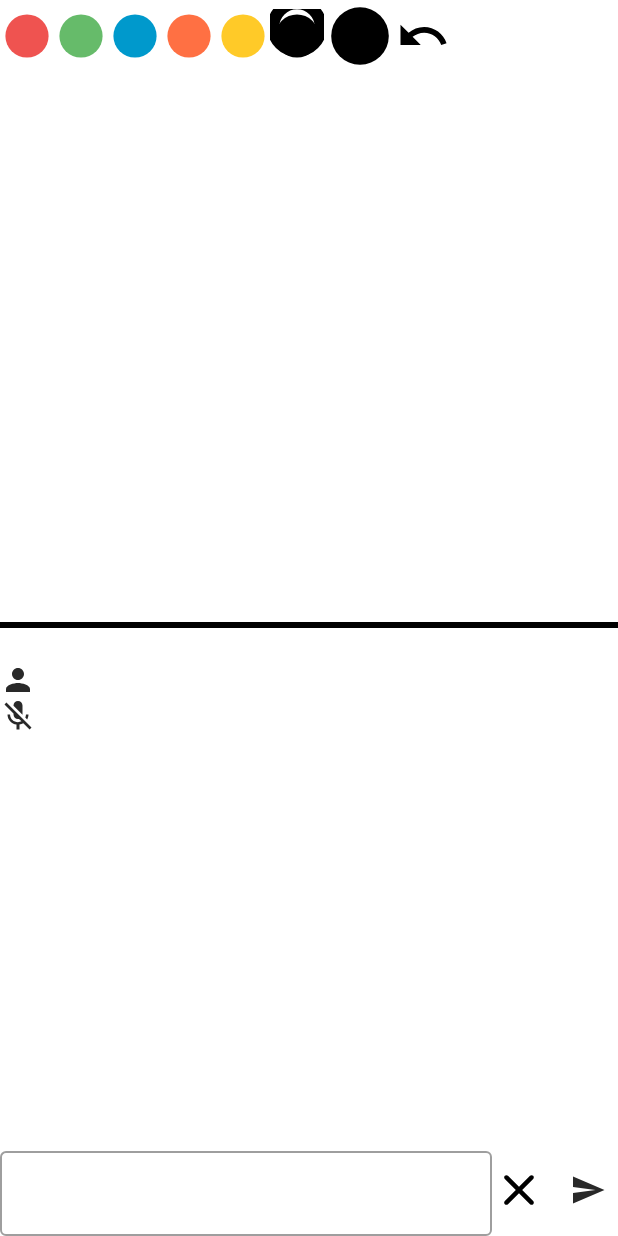
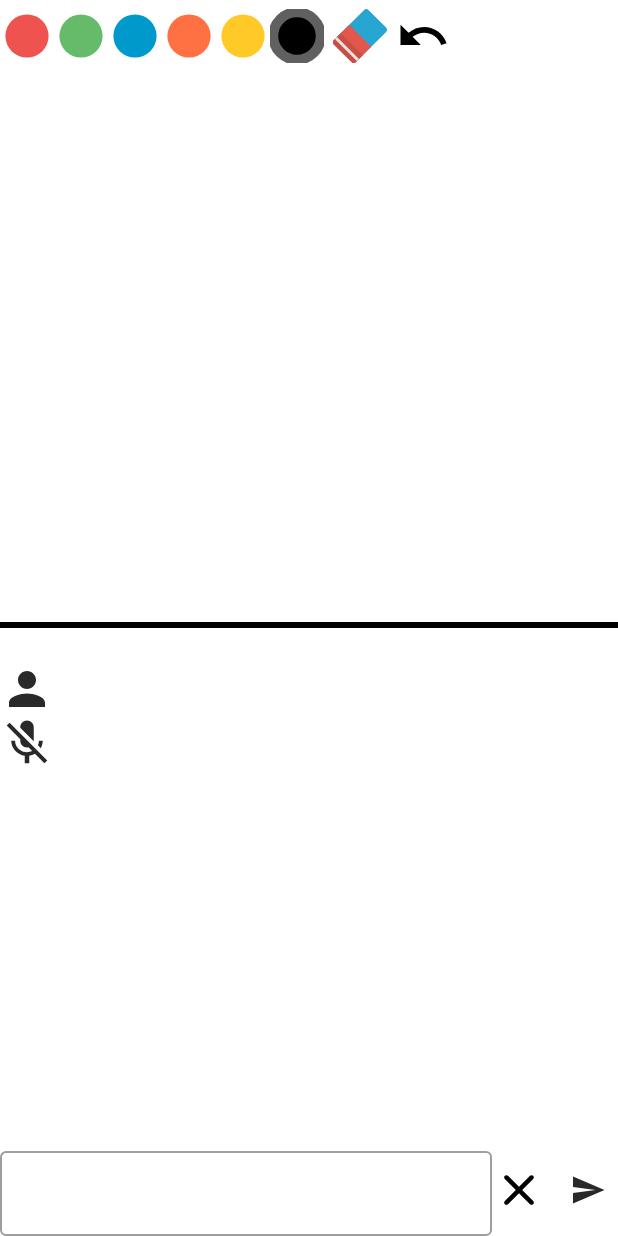
Before and after one commit to patthhar/sketchaholic-android, an Android app: the DrawingActivity screen opened directly, with no data from a screen before it, on a phone screen of 412 x 824 dp. Run offline under Robolectric (Android 15) with nearby library versions, the phone set to English and light mode, and no system bars; our stand-ins replace Dagger/Hilt's generated code.

Commit message:
Minor ui improvements to DrawingView

```diff
--- a/app/src/main/java/me/darthwithap/android/sketchaholic/ui/drawing/DrawingActivity.kt
+++ b/app/src/main/java/me/darthwithap/android/sketchaholic/ui/drawing/DrawingActivity.kt
@@ -10,6 +10,7 @@ import kotlinx.coroutines.flow.collectLatest
 import me.darthwithap.android.sketchaholic.R
 import me.darthwithap.android.sketchaholic.databinding.ActivityDrawingBinding
 import me.darthwithap.android.sketchaholic.util.Constants
+import me.darthwithap.android.sketchaholic.util.Constants.ERASER_THICKNESS
 
 @AndroidEntryPoint
 class DrawingActivity : AppCompatActivity() {
@@ -43,7 +44,7 @@ class DrawingActivity : AppCompatActivity() {
           R.id.rb_red -> selectColor(getMyColor(R.color.red))
           R.id.rb_yellow -> selectColor(getMyColor(R.color.yellow))
           R.id.rb_orange -> selectColor(getMyColor(R.color.orange))
-          R.id.rb_eraser -> selectColor(getMyColor(R.color.white), 44f)
+          R.id.rb_eraser -> selectColor(getMyColor(R.color.white), ERASER_THICKNESS)
         }
       }
     }
--- a/app/src/main/java/me/darthwithap/android/sketchaholic/ui/views/ColorRadioButton.kt
+++ b/app/src/main/java/me/darthwithap/android/sketchaholic/ui/views/ColorRadioButton.kt
@@ -30,12 +30,12 @@ class ColorRadioButton @JvmOverloads constructor(
       }
       buttonPaint.apply {
         color = buttonColor
-        style = Paint.Style.FILL_AND_STROKE
+        style = Paint.Style.FILL
       }
       selectionPaint.apply {
-        color = Color.BLACK
+        color = context.resources.getColor(R.color.selection_black)
         style = Paint.Style.STROKE
-        strokeWidth = 12f
+        strokeWidth = 10f
       }
     }
   }
@@ -51,7 +51,7 @@ class ColorRadioButton @JvmOverloads constructor(
     super.onDraw(canvas)
     canvas?.drawCircle(viewWidth / 2f, viewHeight / 2f, radius, buttonPaint)
     if (isChecked) {
-      canvas?.drawCircle(viewWidth / 2f, viewHeight / 3f, radius * 1.1f, selectionPaint)
+      canvas?.drawCircle(viewWidth / 2f, viewHeight / 2f, radius * 1.1f, selectionPaint)
     }
   }
 }
--- a/app/src/main/java/me/darthwithap/android/sketchaholic/util/Constants.kt
+++ b/app/src/main/java/me/darthwithap/android/sketchaholic/util/Constants.kt
@@ -10,6 +10,8 @@ object Constants {
   const val MIN_ROOM_NAME_LENGTH = 4
   const val MAX_ROOM_NAME_LENGTH = 16
 
+  const val ERASER_THICKNESS = 50f
+
   const val KEY_ARG_USERNAME = "username"
   const val KEY_ARG_ROOM_NAME = "roomName"
   const val KEY_CLIENT_ID = "clientId"
--- a/app/src/main/res/drawable/ic_eraser_checked.xml
+++ b/app/src/main/res/drawable/ic_eraser_checked.xml
@@ -6,7 +6,7 @@
   <path
     android:fillColor="#26a6d1"
     android:pathData="M191.18,12.13l91.68,91.69a15.83,15.83 0,0 1,0 22.38L126.19,282.86a15.81,15.81 0,0 1,-22.38 0L12.13,191.18a15.84,15.84 0,0 1,0 -22.38L168.79,12.13A15.86,15.86 0,0 1,191.18 12.13Z"
-    android:strokeWidth="15"
+    android:strokeWidth="18"
     android:strokeColor="#000" />
   <path
     android:fillColor="#e2574c"
--- a/app/src/main/res/drawable/ic_mic_off.xml
+++ b/app/src/main/res/drawable/ic_mic_off.xml
@@ -1,5 +1,10 @@
-<vector android:height="24dp" android:tint="#292929"
-    android:viewportHeight="24" android:viewportWidth="24"
-    android:width="24dp" xmlns:android="http://schemas.android.com/apk/res/android">
-    <path android:fillColor="@android:color/white" android:pathData="M19,11h-1.7c0,0.74 -0.16,1.43 -0.43,2.05l1.23,1.23c0.56,-0.98 0.9,-2.09 0.9,-3.28zM14.98,11.17c0,-0.06 0.02,-0.11 0.02,-0.17L15,5c0,-1.66 -1.34,-3 -3,-3S9,3.34 9,5v0.18l5.98,5.99zM4.27,3L3,4.27l6.01,6.01L9.01,11c0,1.66 1.33,3 2.99,3 0.22,0 0.44,-0.03 0.65,-0.08l1.66,1.66c-0.71,0.33 -1.5,0.52 -2.31,0.52 -2.76,0 -5.3,-2.1 -5.3,-5.1L5,11c0,3.41 2.72,6.23 6,6.72L11,21h2v-3.28c0.91,-0.13 1.77,-0.45 2.54,-0.9L19.73,21 21,19.73 4.27,3z"/>
+<vector xmlns:android="http://schemas.android.com/apk/res/android"
+  android:width="36dp"
+  android:height="36dp"
+  android:tint="#292929"
+  android:viewportWidth="24"
+  android:viewportHeight="24">
+  <path
+    android:fillColor="@android:color/white"
+    android:pathData="M19,11h-1.7c0,0.74 -0.16,1.43 -0.43,2.05l1.23,1.23c0.56,-0.98 0.9,-2.09 0.9,-3.28zM14.98,11.17c0,-0.06 0.02,-0.11 0.02,-0.17L15,5c0,-1.66 -1.34,-3 -3,-3S9,3.34 9,5v0.18l5.98,5.99zM4.27,3L3,4.27l6.01,6.01L9.01,11c0,1.66 1.33,3 2.99,3 0.22,0 0.44,-0.03 0.65,-0.08l1.66,1.66c-0.71,0.33 -1.5,0.52 -2.31,0.52 -2.76,0 -5.3,-2.1 -5.3,-5.1L5,11c0,3.41 2.72,6.23 6,6.72L11,21h2v-3.28c0.91,-0.13 1.77,-0.45 2.54,-0.9L19.73,21 21,19.73 4.27,3z" />
 </vector>
--- a/app/src/main/res/drawable/ic_person.xml
+++ b/app/src/main/res/drawable/ic_person.xml
@@ -1,5 +1,10 @@
-<vector android:height="24dp" android:tint="#292929"
-    android:viewportHeight="24" android:viewportWidth="24"
-    android:width="24dp" xmlns:android="http://schemas.android.com/apk/res/android">
-    <path android:fillColor="@android:color/white" android:pathData="M12,12c2.21,0 4,-1.79 4,-4s-1.79,-4 -4,-4 -4,1.79 -4,4 1.79,4 4,4zM12,14c-2.67,0 -8,1.34 -8,4v2h16v-2c0,-2.66 -5.33,-4 -8,-4z"/>
+<vector xmlns:android="http://schemas.android.com/apk/res/android"
+  android:width="36dp"
+  android:height="36dp"
+  android:tint="#292929"
+  android:viewportWidth="24"
+  android:viewportHeight="24">
+  <path
+    android:fillColor="@android:color/white"
+    android:pathData="M12,12c2.21,0 4,-1.79 4,-4s-1.79,-4 -4,-4 -4,1.79 -4,4 1.79,4 4,4zM12,14c-2.67,0 -8,1.34 -8,4v2h16v-2c0,-2.66 -5.33,-4 -8,-4z" />
 </vector>
--- a/app/src/main/res/layout/activity_drawing.xml
+++ b/app/src/main/res/layout/activity_drawing.xml
@@ -66,7 +66,7 @@
         android:checked="true"
         app:buttonColor="@color/black" />
 
-      <me.darthwithap.android.sketchaholic.ui.views.ColorRadioButton
+      <me.darthwithap.android.sketchaholic.ui.views.ImageRadioButton
         android:id="@+id/rb_eraser"
         android:layout_width="wrap_content"
         android:layout_height="match_parent"
@@ -141,16 +141,16 @@
 
       <ImageButton
         android:id="@+id/ib_players"
-        android:layout_width="wrap_content"
-        android:layout_height="wrap_content"
+        android:layout_width="36dp"
+        android:layout_height="36dp"
         android:background="@android:color/transparent"
         android:importantForAccessibility="no"
         app:srcCompat="@drawable/ic_person" />
 
       <ImageButton
         android:id="@+id/ib_mic"
-        android:layout_width="wrap_content"
-        android:layout_height="wrap_content"
+        android:layout_width="36dp"
+        android:layout_height="36dp"
         android:background="@android:color/transparent"
         android:importantForAccessibility="no"
         app:srcCompat="@drawable/ic_mic_off" />
--- a/app/src/main/res/values/colors.xml
+++ b/app/src/main/res/values/colors.xml
@@ -6,6 +6,7 @@
   <color name="teal_200">#FF03DAC5</color>
   <color name="teal_700">#FF018786</color>
   <color name="black">#FF000000</color>
+  <color name="selection_black">#606060</color>
   <color name="white">#FFFFFFFF</color>
 
   <color name="lightgrey">#DDDDDD</color>
```
